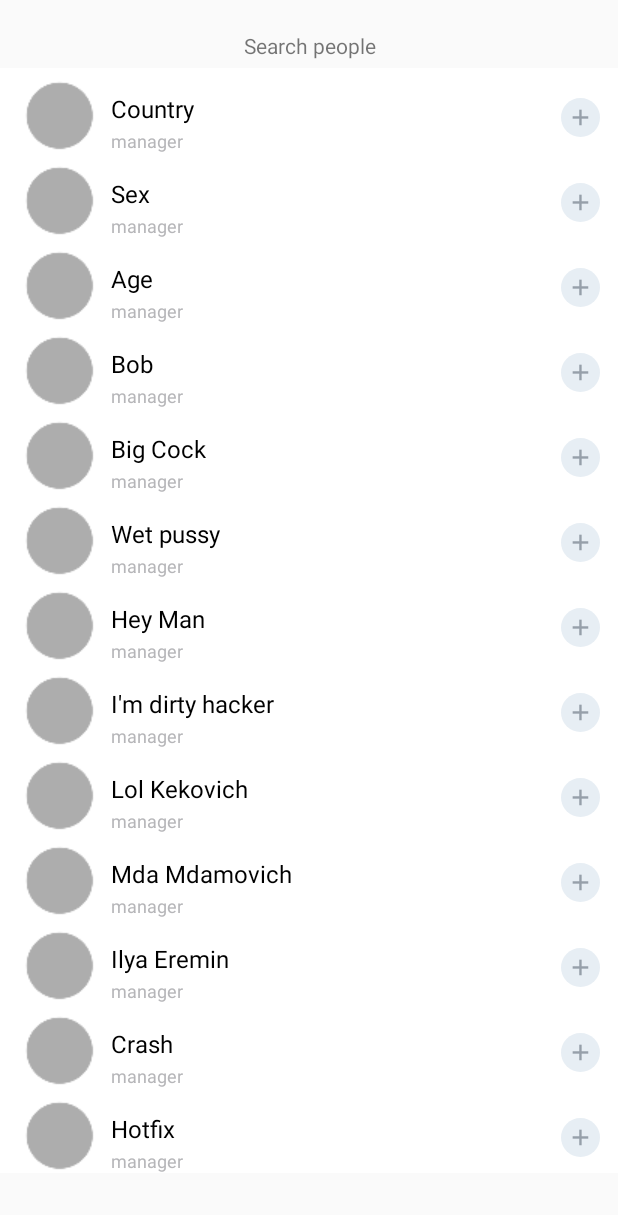
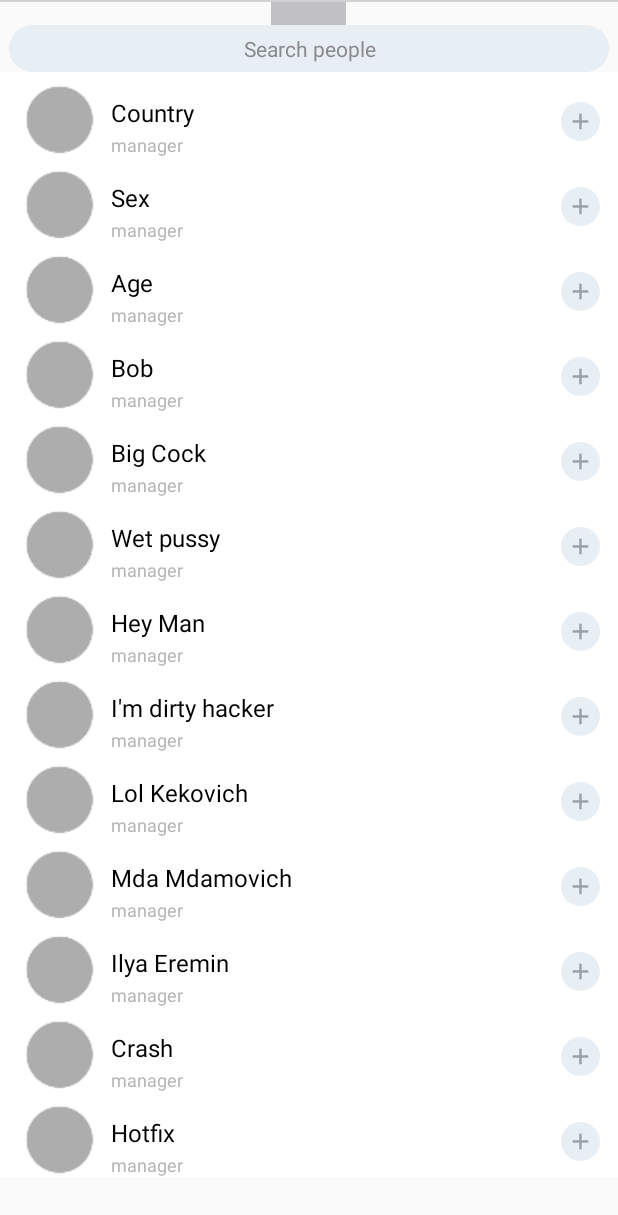
Before and after one commit to GeraniVolves/Lobster, an Android app: the PersonsListScreen screen opened directly, with no data from a screen before it, on a phone screen of 412 x 824 dp. Shown: the top 1215 px of the screen. Run offline under Robolectric (Android 15) with nearby library versions, the phone set to English and light mode, and no system bars.

Commit message:
add view in list of persons

```diff
--- /dev/null
+++ b/app/src/main/res/drawable/bg_to_do_list.xml
@@ -0,0 +1,12 @@
+<?xml version="1.0" encoding="UTF-8"?>
+<shape xmlns:android="http://schemas.android.com/apk/res/android">
+    <solid android:color="#E7EEF4"/>
+
+    <padding android:left="50dp"
+        android:top="50dp"
+        android:right="50dp"
+        android:bottom="50dp"
+        />
+
+    <corners android:radius="50dp"/>
+</shape>
--- a/app/src/main/res/layout/to_do_list_screen.xml
+++ b/app/src/main/res/layout/to_do_list_screen.xml
@@ -5,18 +5,27 @@
     android:layout_height="match_parent"
     android:orientation="vertical"
     >
-
+    <View
+        android:layout_width="match_parent"
+        android:layout_height="1dp"
+        android:background="#D1D2D5"/>
     <View
         android:layout_width="50dp"
         android:layout_height="15dp"
         android:layout_gravity="center"
+        android:background="#C1C1C4"
         />
 
     <TextView
         android:layout_width="match_parent"
-        android:layout_height="30dp"
+        android:layout_height="wrap_content"
+        android:padding="6dp"
+        android:layout_marginRight="6dp"
+        android:layout_marginLeft="6dp"
         android:gravity="center"
         android:text="Search people"
+        android:background="@drawable/bg_to_do_list"
+        android:textColor="#8A8A8F"
         />
 
     <android.support.v7.widget.RecyclerView
```
